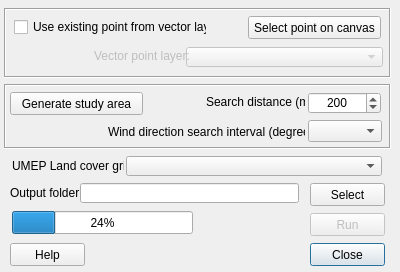
Before: the Qt Designer form LandCoverFractionPoint/landcover_fraction_point_dialog_base.ui in UMEP-dev/UMEP, drawn with Qt 5.
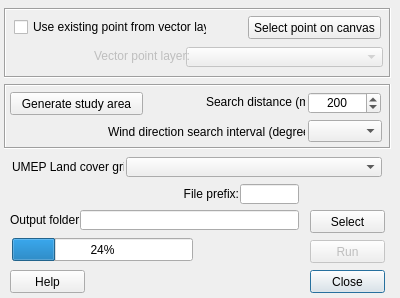
After: the same form once the commit is applied.

```diff
--- a/LandCoverFractionPoint/landcover_fraction_point_dialog_base.ui
+++ b/LandCoverFractionPoint/landcover_fraction_point_dialog_base.ui
@@ -7,7 +7,7 @@
     <x>0</x>
     <y>0</y>
     <width>400</width>
-    <height>272</height>
+    <height>298</height>
    </rect>
   </property>
   <property name="windowTitle">
@@ -20,7 +20,7 @@
    <property name="geometry">
     <rect>
      <x>310</x>
-     <y>243</y>
+     <y>270</y>
      <width>75</width>
      <height>23</height>
     </rect>
@@ -129,7 +129,7 @@
    <property name="geometry">
     <rect>
      <x>310</x>
-     <y>213</y>
+     <y>240</y>
      <width>75</width>
      <height>23</height>
     </rect>
@@ -142,7 +142,7 @@
    <property name="geometry">
     <rect>
      <x>10</x>
-     <y>185</y>
+     <y>212</y>
      <width>71</width>
      <height>16</height>
     </rect>
@@ -155,7 +155,7 @@
    <property name="geometry">
     <rect>
      <x>310</x>
-     <y>183</y>
+     <y>210</y>
      <width>75</width>
      <height>23</height>
     </rect>
@@ -168,7 +168,7 @@
    <property name="geometry">
     <rect>
      <x>12</x>
-     <y>211</y>
+     <y>238</y>
      <width>181</width>
      <height>23</height>
     </rect>
@@ -181,7 +181,7 @@
    <property name="geometry">
     <rect>
      <x>10</x>
-     <y>243</y>
+     <y>270</y>
      <width>75</width>
      <height>23</height>
     </rect>
@@ -194,7 +194,7 @@
    <property name="geometry">
     <rect>
      <x>80</x>
-     <y>183</y>
+     <y>210</y>
      <width>219</width>
      <height>20</height>
     </rect>
@@ -303,7 +303,7 @@
    <property name="geometry">
     <rect>
      <x>12</x>
-     <y>158</y>
+     <y>159</y>
      <width>112</width>
      <height>16</height>
     </rect>
@@ -319,12 +319,38 @@
    <property name="geometry">
     <rect>
      <x>126</x>
-     <y>156</y>
+     <y>157</y>
      <width>256</width>
      <height>20</height>
     </rect>
    </property>
   </widget>
+  <widget class="QLabel" name="label_9">
+   <property name="geometry">
+    <rect>
+     <x>168</x>
+     <y>186</y>
+     <width>71</width>
+     <height>16</height>
+    </rect>
+   </property>
+   <property name="text">
+    <string>File prefix:</string>
+   </property>
+   <property name="alignment">
+    <set>Qt::AlignRight|Qt::AlignTrailing|Qt::AlignVCenter</set>
+   </property>
+  </widget>
+  <widget class="QLineEdit" name="textOutput_prefix">
+   <property name="geometry">
+    <rect>
+     <x>240</x>
+     <y>184</y>
+     <width>59</width>
+     <height>20</height>
+    </rect>
+   </property>
+  </widget>
  </widget>
  <resources/>
  <connections>
```
